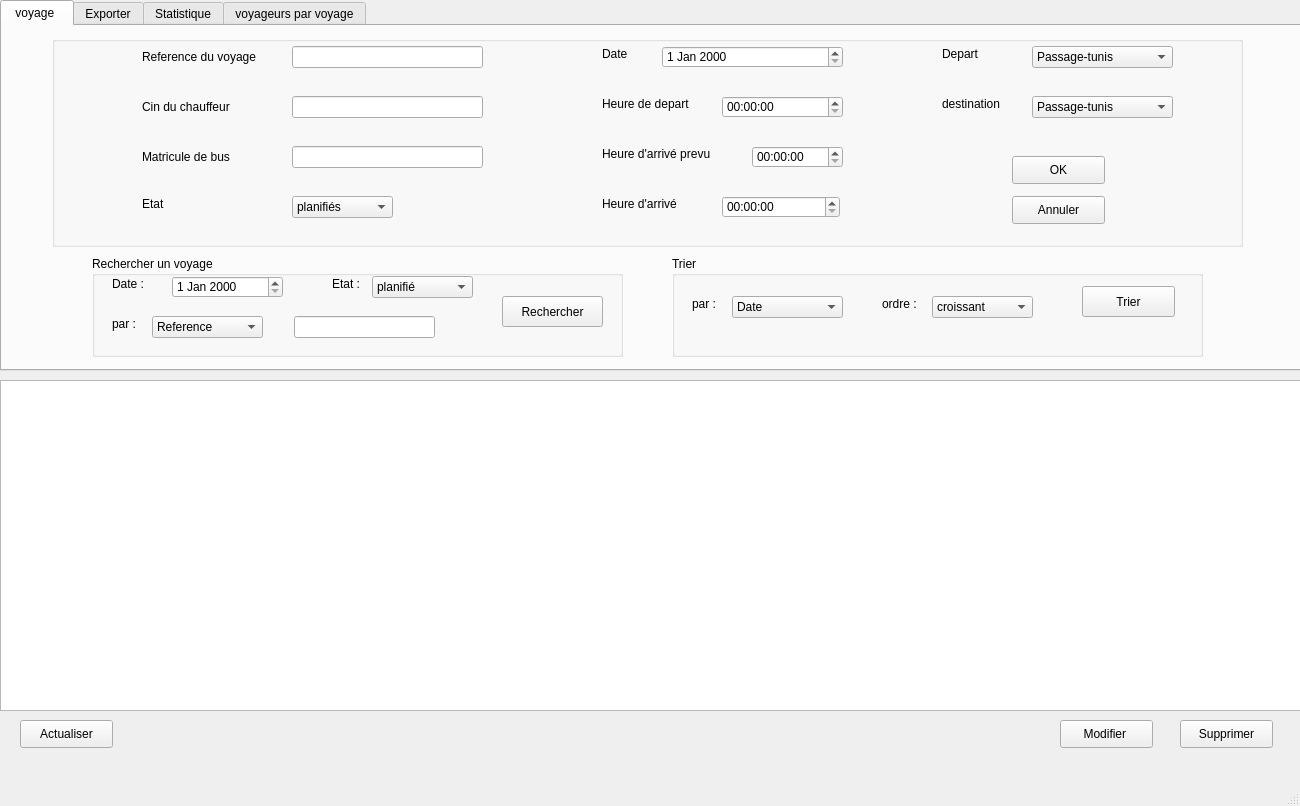
The window that mainwindow.ui (azizjazzar/Projet) describes before a commit, drawn with Qt 5.
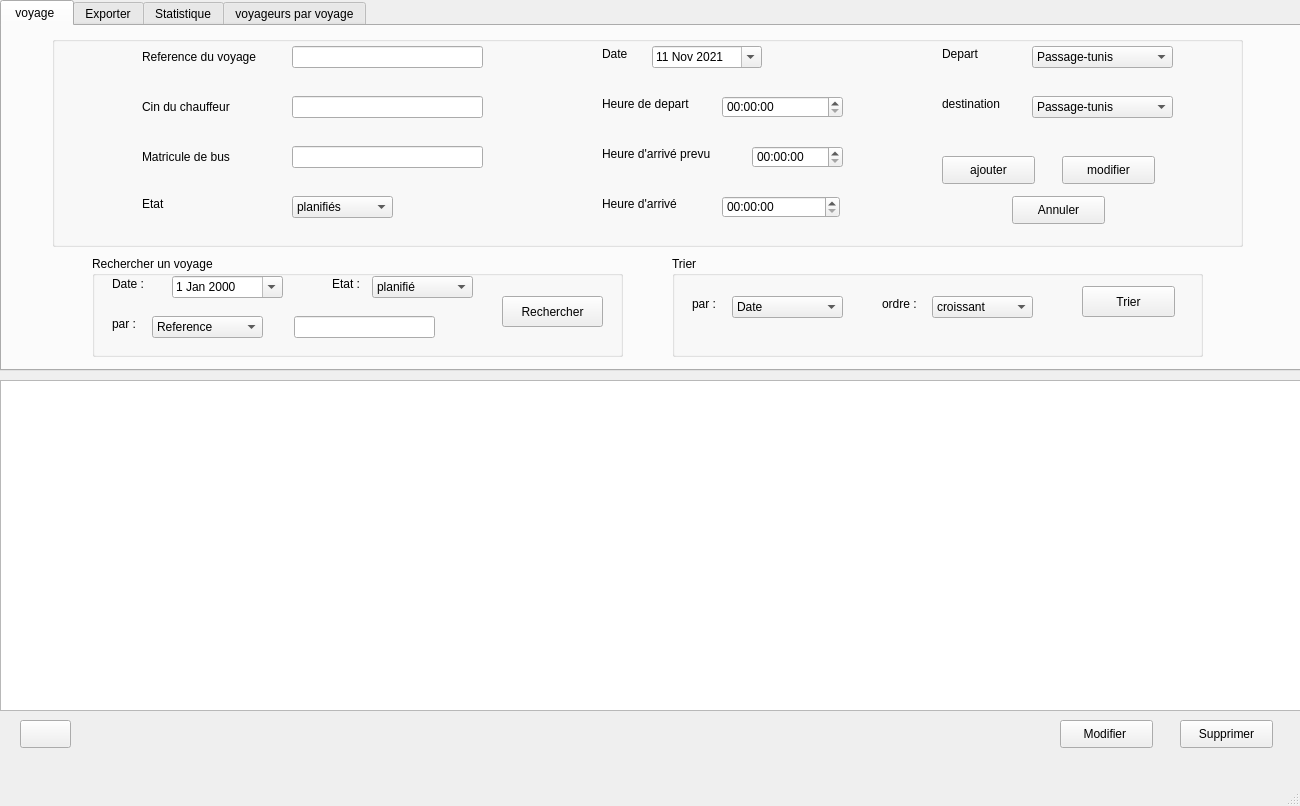
The same window after the commit. Icons and pictures are not drawn.

Diff of the .ui file:
```diff
--- a/mainwindow.ui
+++ b/mainwindow.ui
@@ -152,14 +152,14 @@
       <widget class="QPushButton" name="pushButton_ok">
        <property name="geometry">
         <rect>
-         <x>960</x>
+         <x>890</x>
          <y>120</y>
          <width>93</width>
          <height>28</height>
         </rect>
        </property>
        <property name="text">
-        <string>OK</string>
+        <string>ajouter</string>
        </property>
       </widget>
       <widget class="QLineEdit" name="lineEdit_chauf">
@@ -181,6 +181,45 @@
          <height>22</height>
         </rect>
        </property>
+       <property name="clearButtonEnabled">
+        <bool>true</bool>
+       </property>
+      </widget>
+      <widget class="QPushButton" name="pushButton_modifierr">
+       <property name="geometry">
+        <rect>
+         <x>1010</x>
+         <y>120</y>
+         <width>93</width>
+         <height>28</height>
+        </rect>
+       </property>
+       <property name="text">
+        <string>modifier</string>
+       </property>
+      </widget>
+      <widget class="QDateEdit" name="dateEdit">
+       <property name="geometry">
+        <rect>
+         <x>600</x>
+         <y>10</y>
+         <width>110</width>
+         <height>22</height>
+        </rect>
+       </property>
+       <property name="calendarPopup">
+        <bool>true</bool>
+       </property>
+       <property name="timeSpec">
+        <enum>Qt::LocalTime</enum>
+       </property>
+       <property name="date">
+        <date>
+         <year>2021</year>
+         <month>11</month>
+         <day>11</day>
+        </date>
+       </property>
       </widget>
      </widget>
      <widget class="QComboBox" name="comboBox_ligne">
@@ -310,6 +349,9 @@
          <height>22</height>
         </rect>
        </property>
+       <property name="calendarPopup">
+        <bool>true</bool>
+       </property>
       </widget>
       <widget class="QComboBox" name="comboBox_planifie">
        <property name="geometry">
@@ -431,16 +473,6 @@
        <string>Depart</string>
       </property>
      </widget>
-     <widget class="QDateEdit" name="dateEdit">
-      <property name="geometry">
-       <rect>
-        <x>660</x>
-        <y>20</y>
-        <width>181</width>
-        <height>22</height>
-       </rect>
-      </property>
-     </widget>
      <widget class="QTimeEdit" name="timeEdit_arrive2">
       <property name="geometry">
        <rect>
@@ -856,12 +888,12 @@
      <rect>
       <x>20</x>
       <y>720</y>
-      <width>93</width>
+      <width>51</width>
       <height>28</height>
      </rect>
     </property>
     <property name="text">
-     <string>Actualiser</string>
+     <string/>
     </property>
     <property name="icon">
      <iconset>
```
Left out of the diff: 65 changed lines with no effect on the pictures.
